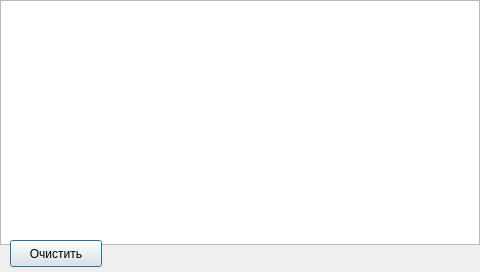
Qt form dialogAlarm.ui (RW9UAO/nsk-v3) before a commit.
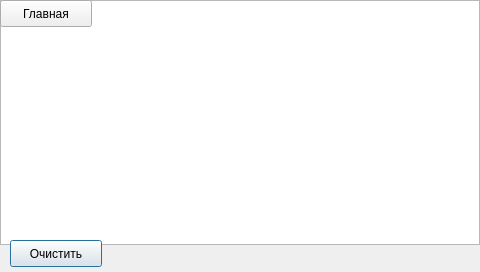
The same form after that commit.

The edit to the form file:
```diff
--- a/dialogAlarm.ui
+++ b/dialogAlarm.ui
@@ -60,6 +60,19 @@
     <string>Очистить</string>
    </property>
   </widget>
+  <widget class="QPushButton" name="pushButton_2">
+   <property name="geometry">
+    <rect>
+     <x>0</x>
+     <y>0</y>
+     <width>92</width>
+     <height>27</height>
+    </rect>
+   </property>
+   <property name="text">
+    <string>Главная</string>
+   </property>
+  </widget>
  </widget>
  <resources/>
  <connections/>
```
